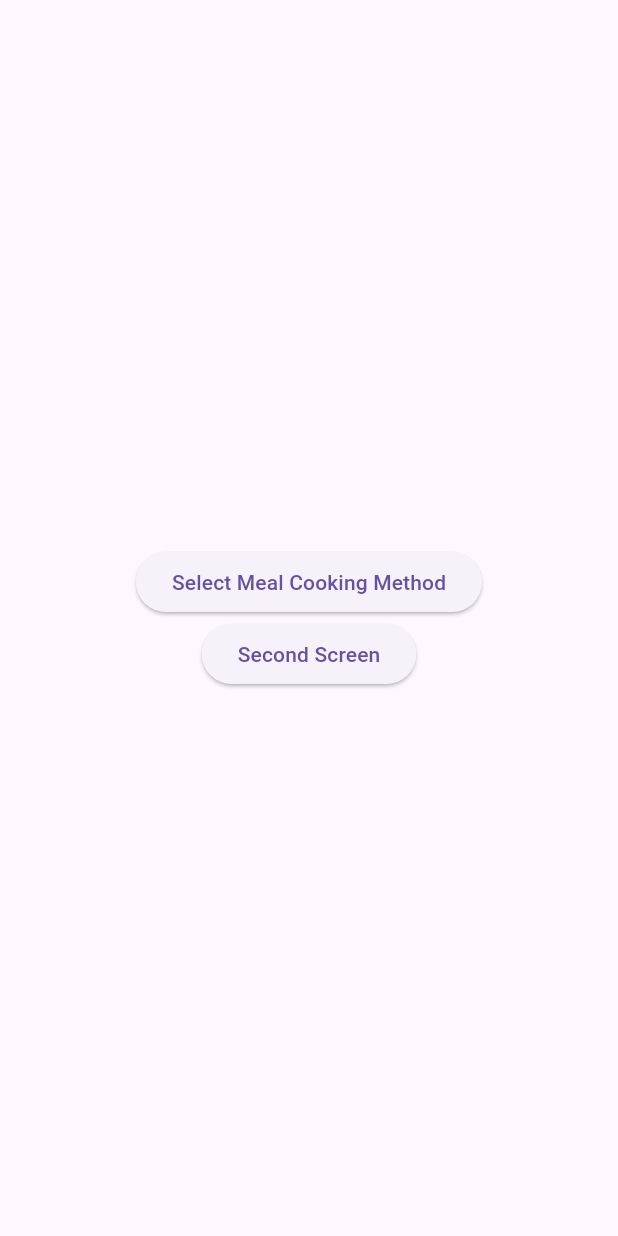
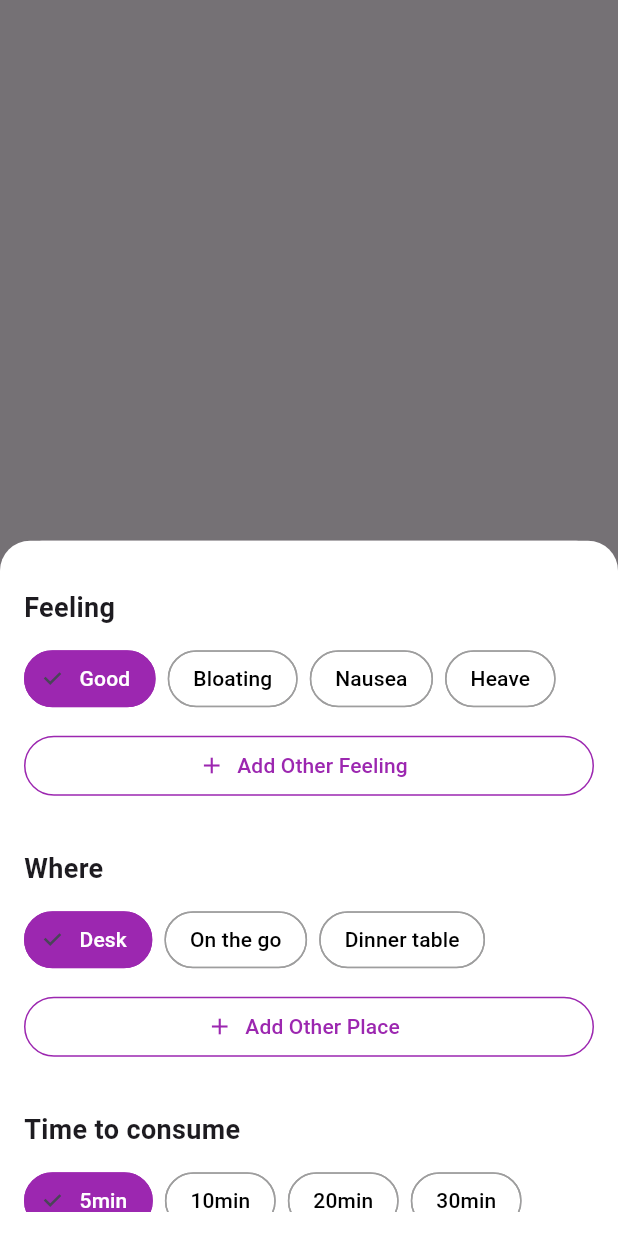
Before and after one commit to ChristianRotairo/CodingExam_Riverpod, a Flutter app: the screen it shows after launch, after a tap on "Second Screen", on a phone screen of 412 x 824 dp. Run offline on Flutter 3.47's test engine with Material 3 defaults, Android fonts, the phone set to English and light mode, and no system bars; our stand-ins replace flutter_riverpod.

Commit message:
feat:2 Screens of bottomsheet

```diff
--- /dev/null
+++ b/lib/features/data/models/second_screen_model.dart
@@ -0,0 +1,53 @@
+import 'package:flutter_riverpod/flutter_riverpod.dart';
+
+// Define the state model
+class SelectionState {
+  final String selectedFeeling;
+  final String selectedPlace;
+  final String selectedTime;
+  final String selectedMethod;
+
+  SelectionState({
+    this.selectedFeeling = 'Good',
+    this.selectedPlace = 'Desk',
+    this.selectedTime = '5min',
+    this.selectedMethod = 'Raw',
+  });
+
+  SelectionState copyWith({
+    String? selectedFeeling,
+    String? selectedPlace,
+    String? selectedTime,
+    String? selectedMethod,
+  }) {
+    return SelectionState(
+      selectedFeeling: selectedFeeling ?? this.selectedFeeling,
+      selectedPlace: selectedPlace ?? this.selectedPlace,
+      selectedTime: selectedTime ?? this.selectedTime,
+      selectedMethod: selectedMethod ?? this.selectedMethod,
+    );
+  }
+}
+
+// Define the StateNotifier
+class SelectionNotifier extends StateNotifier<SelectionState> {
+  SelectionNotifier() : super(SelectionState());
+
+  void updateFeeling(String newFeeling) {
+    state = state.copyWith(selectedFeeling: newFeeling);
+  }
+
+  void updatePlace(String newPlace) {
+    state = state.copyWith(selectedPlace: newPlace);
+  }
+
+  void updateTime(String newTime) {
+    state = state.copyWith(selectedTime: newTime);
+  }
+
+  void updateMethod(String newMethod) {
+    state = state.copyWith(selectedMethod: newMethod);
+  }
+
+  void resetSelections() {}
+}
--- a/lib/features/presentation/pages/homescreen/homescreen.dart
+++ b/lib/features/presentation/pages/homescreen/homescreen.dart
@@ -1,6 +1,8 @@
 import 'package:femispace/features/presentation/pages/homescreen/widget/modal_bottom_sheet.dart';
 import 'package:flutter/material.dart';
 import 'package:flutter_riverpod/flutter_riverpod.dart';
+
+import 'widget/second_modal_bottom_screen.dart';
 
 // import '../../../data/repositories/button_repositories.dart';
 
@@ -53,7 +55,11 @@ class HomeScreen extends ConsumerWidget {
             ElevatedButton(
               child: Text('Second Screen'),
               onPressed: (){
-
+                showModalBottomSheet(context: context,
+                 builder: (BuildContext context){
+                  return SecondScreen();
+                 }
+                 );
             }, )
           ],
         ),
--- /dev/null
+++ b/lib/features/presentation/pages/homescreen/widget/second_modal_bottom_screen.dart
@@ -0,0 +1,152 @@
+import 'package:flutter/material.dart';
+import 'package:flutter_riverpod/flutter_riverpod.dart';
+import '../../../../data/models/second_screen_model.dart';
+import '../../../riverpod/second_screen.dart';
+import 'section_widget.dart';
+
+class SecondScreen extends ConsumerWidget {
+  const SecondScreen({super.key});
+
+  @override
+  Widget build(BuildContext context, WidgetRef ref) {
+    final selectionState = ref.watch(selectionProvider);
+    final selectionNotifier = ref.read(selectionProvider.notifier);
+
+    return Container(
+      height: double.infinity,
+      padding: const EdgeInsets.all(16.0),
+      decoration: const BoxDecoration(
+        color: Colors.white,
+        borderRadius: BorderRadius.only(
+          topLeft: Radius.circular(20.0),
+          topRight: Radius.circular(20.0),
+        ),
+      ),
+      child: SingleChildScrollView(
+        child: Column(
+          crossAxisAlignment: CrossAxisAlignment.stretch,
+          children: [
+            SectionWidget(
+              title: 'Feeling',
+              buttons: ['Good', 'Bloating', 'Nausea', 'Heave'],
+              addButtonLabel: 'Add Other Feeling',
+              selectedValue: selectionState.selectedFeeling,
+              onSelected: (value) {
+                selectionNotifier.updateFeeling(value);
+              },
+            ),
+            SectionWidget(
+              title: 'Where',
+              buttons: ['Desk', 'On the go', 'Dinner table'],
+              addButtonLabel: 'Add Other Place',
+              selectedValue: selectionState.selectedPlace,
+              onSelected: (value) {
+                selectionNotifier.updatePlace(value);
+              },
+            ),
+            SectionWidget(
+              title: 'Time to consume',
+              buttons: ['5min', '10min', '20min', '30min'],
+              addButtonLabel: 'Select Other Time',
+              selectedValue: selectionState.selectedTime,
+              onSelected: (value) {
+                selectionNotifier.updateTime(value);
+              },
+            ),
+            SectionWidget(
+              title: 'Select Meal Cooking Method',
+              buttons: ['Raw', 'Slow Cooked', 'Roasted'],
+              addButtonLabel: 'Select Other Cooking Method',
+              selectedValue: selectionState.selectedMethod,
+              onSelected: (value) {
+                selectionNotifier.updateMethod(value);
+              },
+            ),
+            const SizedBox(height: 20),
+            SizedBox(
+              height: 50,
+              child: ElevatedButton(
+                style: ElevatedButton.styleFrom(
+                  shape: RoundedRectangleBorder(
+                    borderRadius: BorderRadius.circular(20),
+                  ),
+                  backgroundColor: Colors.purple,
+                  foregroundColor: Colors.white,
+                ),
+                onPressed: () {
+                  _showConfirmationDialog(context, selectionNotifier);
+                },
+                child: const Text('Done'),
+              ),
+            ),
+          ],
+        ),
+      ),
+    );
+  }
+
+  void _showConfirmationDialog(BuildContext context, SelectionNotifier selectionNotifier) {
+    showDialog(
+      context: context,
+      builder: (BuildContext context) {
+        return AlertDialog(
+          title: const Text('Confirmation'),
+          content: const Text('Are you sure you want to save your selections?'),
+          actions: <Widget>[
+            TextButton(
+              child: const Text('Cancel'),
+              onPressed: () {
+                Navigator.of(context).pop(); // Close the dialog
+              },
+            ),
+            TextButton(
+              child: const Text('Confirm'),
+              onPressed: () {
+                // Reset selections or perform another action here
+                selectionNotifier.resetSelections();
+                Navigator.of(context).pop(); // Close the dialog
+
+                // Close the bottom sheet
+                Navigator.of(context).pop();
+
+                // Show the Snackbar
+                 ScaffoldMessenger.of(context).showSnackBar(
+                          SnackBar(
+                            backgroundColor: Colors.transparent,
+                            elevation: 0,
+                            content: Container(
+                              padding: const EdgeInsets.all(16.0),
+                              decoration: BoxDecoration(
+                                color: Colors.black87,
+                                borderRadius: BorderRadius.circular(12.0),
+                              ),
+                              child: const Center(
+                                child: Row(
+                                  children: [
+                                    Icon(
+                                      Icons.check_circle,
+                                      color: Colors.green,
+                                    ),
+                                    SizedBox(width: 10),
+                                    Text(
+                                      'Selection saved successfully',
+                                      style: TextStyle(color: Colors.white),
+                                    ),
+                                  ],
+                                ),
+                              ),
+                            ),
+                            behavior: SnackBarBehavior.floating,
+                          ),
+                        );
+
+                // Navigate back to the home screen
+                Navigator.of(context).popUntil((route) => route.isFirst);
+              },
+            ),
+          ],
+        );
+      },
+    );
+  }
+}
--- /dev/null
+++ b/lib/features/presentation/pages/homescreen/widget/section_widget.dart
@@ -0,0 +1,79 @@
+import 'package:flutter/material.dart';
+
+class SectionWidget extends StatelessWidget {
+  final String title;
+  final List<String> buttons;
+  final String addButtonLabel;
+  final String selectedValue;
+  final ValueChanged<String> onSelected;
+
+  const SectionWidget({
+    Key? key,
+    required this.title,
+    required this.buttons,
+    required this.addButtonLabel,
+    required this.selectedValue,
+    required this.onSelected,
+  }) : super(key: key);
+
+  @override
+  Widget build(BuildContext context) {
+    return Padding(
+      padding: const EdgeInsets.symmetric(vertical: 16.0),
+      child: Column(
+        crossAxisAlignment: CrossAxisAlignment.stretch,
+        children: [
+          Text(
+            title,
+            style: const TextStyle(
+              fontSize: 18,
+              fontWeight: FontWeight.bold,
+            ),
+          ),
+          const SizedBox(height: 10),
+          Wrap(
+            spacing: 8.0,
+            runSpacing: 8.0,
+            children: buttons.map((label) {
+              return ChoiceChip(
+                label: Text(label),
+                selected: selectedValue == label,
+                onSelected: (selected) {
+                  onSelected(label);
+                },
+                selectedColor: Colors.purple,
+                backgroundColor: Colors.white,
+                labelStyle: TextStyle(
+                  color: selectedValue == label ? Colors.white : Colors.black,
+                ),
+                shape: RoundedRectangleBorder(
+                  borderRadius: BorderRadius.circular(20),
+                  side: BorderSide(
+                    color: selectedValue == label ? Colors.purple : Colors.grey,
+                  ),
+                ),
+              );
+            }).toList(),
+          ),
+          const SizedBox(height: 10),
+          OutlinedButton.icon(
+            onPressed: () {
+              // Handle add button press
+            },
+            icon: const Icon(Icons.add, color: Colors.purple),
+            label: Text(
+              addButtonLabel,
+              style: const TextStyle(color: Colors.purple),
+            ),
+            style: OutlinedButton.styleFrom(
+              shape: RoundedRectangleBorder(
+                borderRadius: BorderRadius.circular(20),
+              ),
+              side: const BorderSide(color: Colors.purple),
+            ),
+          ),
+        ],
+      ),
+    );
+  }
+}
--- /dev/null
+++ b/lib/features/presentation/riverpod/second_screen.dart
@@ -0,0 +1,7 @@
+// Create the provider
+import 'package:femispace/features/data/models/second_screen_model.dart';
+import 'package:flutter_riverpod/flutter_riverpod.dart';
+
+final selectionProvider = StateNotifierProvider<SelectionNotifier, SelectionState>(
+  (ref) => SelectionNotifier(),
+);
```
